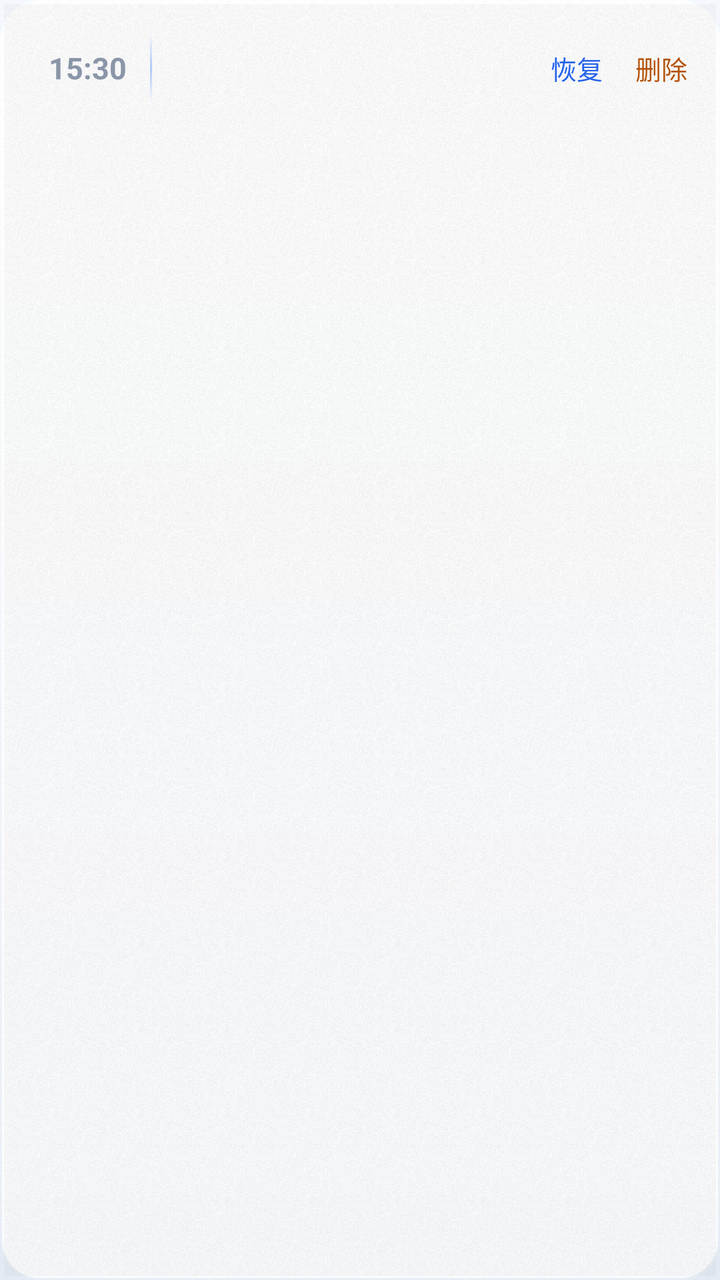
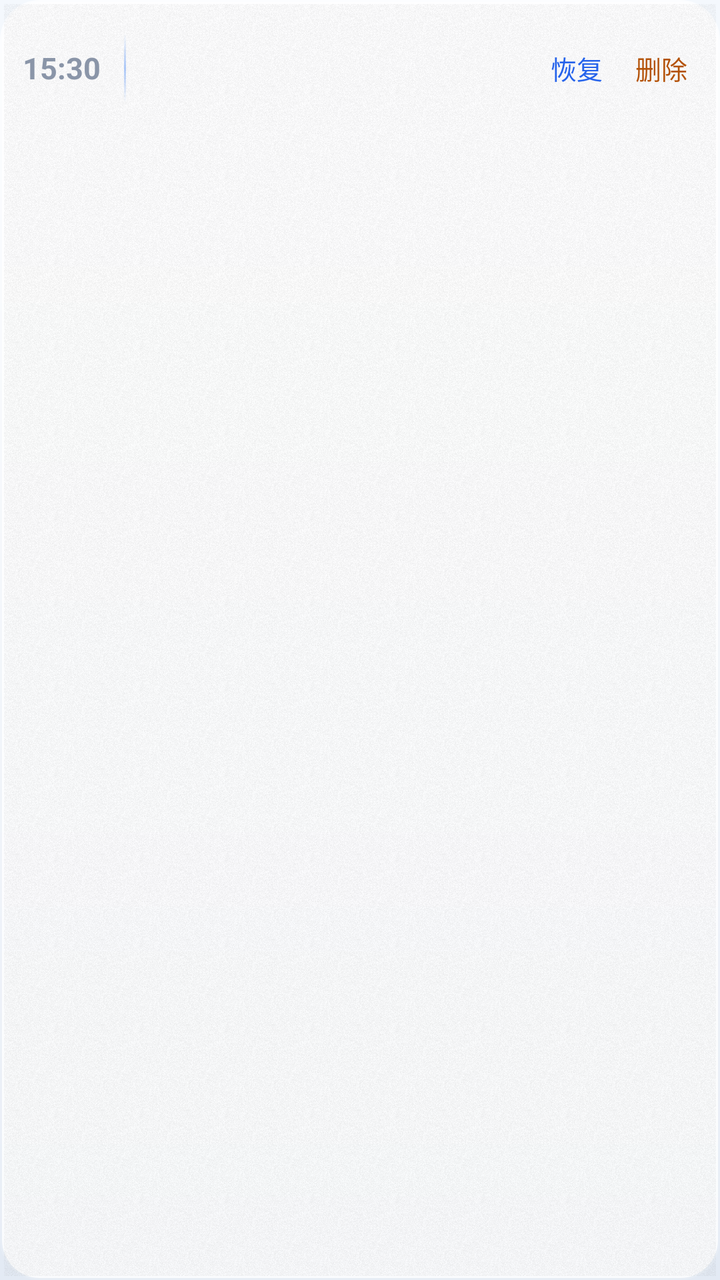

The first picture is an Android layout as it rendered before a commit; the second is the same layout after the commit. The layout source and the unified diff follow.
<!-- AndroidManifest.xml: application theme Theme.SmartSchedule -->
<!-- res/layout/item_archive.xml -->
<?xml version="1.0" encoding="utf-8"?>
<FrameLayout xmlns:android="http://schemas.android.com/apk/res/android"
    xmlns:app="http://schemas.android.com/apk/res-auto"
    android:layout_width="match_parent"
    android:layout_height="wrap_content"
    android:layout_marginStart="16dp"
    android:layout_marginTop="7dp"
    android:layout_marginEnd="16dp"
    android:background="@drawable/bg_acrylic_card">

    <LinearLayout
        android:layout_width="match_parent"
        android:layout_height="wrap_content"
        android:gravity="center_vertical"
        android:orientation="horizontal"
        android:paddingStart="15dp"
        android:paddingTop="14dp"
        android:paddingEnd="8dp"
        android:paddingBottom="14dp">

        <LinearLayout
            android:layout_width="58dp"
            android:layout_height="wrap_content"
            android:gravity="center_horizontal"
            android:orientation="vertical">

            <TextView
                android:id="@+id/tvTime"
                android:layout_width="wrap_content"
                android:layout_height="wrap_content"
                android:text="15:30"
                android:textColor="@color/text_tertiary"
                android:textSize="15sp"
                android:textStyle="bold" />
        </LinearLayout>

        <View
            android:layout_width="1dp"
            android:layout_height="34dp"
            android:layout_marginStart="2dp"
            android:layout_marginEnd="12dp"
            android:background="@drawable/bg_divider_v" />

        <LinearLayout
            android:layout_width="0dp"
            android:layout_height="wrap_content"
            android:layout_weight="1"
            android:orientation="vertical">

            <TextView
                android:id="@+id/tvTitle"
                android:layout_width="match_parent"
                android:layout_height="wrap_content"
                android:ellipsize="end"
                android:maxLines="2"
                android:textColor="@color/text_secondary"
                android:textSize="15sp" />

            <TextView
                android:id="@+id/tvMeta"
                android:layout_width="match_parent"
                android:layout_height="wrap_content"
                android:layout_marginTop="3dp"
                android:ellipsize="end"
                android:maxLines="1"
                android:textColor="@color/text_tertiary"
                android:textSize="11.5sp" />
        </LinearLayout>

        <com.google.android.material.button.MaterialButton
            android:id="@+id/btnRestore"
            style="@style/Widget.Material3.Button.TextButton"
            android:layout_width="wrap_content"
            android:layout_height="40dp"
            android:insetTop="0dp"
            android:insetBottom="0dp"
            android:minWidth="0dp"
            android:paddingStart="8dp"
            android:paddingEnd="8dp"
            android:text="@string/action_restore"
            android:textColor="@color/brand"
            android:textSize="13sp"
            app:cornerRadius="10dp" />

        <com.google.android.material.button.MaterialButton
            android:id="@+id/btnDelete"
            style="@style/Widget.Material3.Button.TextButton"
            android:layout_width="wrap_content"
            android:layout_height="40dp"
            android:insetTop="0dp"
            android:insetBottom="0dp"
            android:minWidth="0dp"
            android:paddingStart="8dp"
            android:paddingEnd="8dp"
            android:text="@string/delete_confirm"
            android:textColor="@color/warn"
            android:textSize="13sp"
            app:cornerRadius="10dp" />
    </LinearLayout>
</FrameLayout>
<!-- resources referenced by this layout -->
<resources>
  <color name="brand">#2563EB</color>
  <color name="text_secondary">#546077</color>
  <color name="text_tertiary">#8A95A8</color>
  <color name="warn">#B45309</color>
  <!-- drawable bg_divider_v (drawable) -->
  <?xml version="1.0" encoding="utf-8"?>
  <shape xmlns:android="http://schemas.android.com/apk/res/android"
      android:shape="rectangle">
      <gradient
          android:angle="270"
          android:centerColor="#663B82F6"
          android:endColor="#003B82F6"
          android:startColor="#003B82F6"
          android:type="linear" />
  </shape>
  <string name="action_restore">恢复</string>
  <string name="delete_confirm">删除</string>
  <style name="Theme.SmartSchedule" parent="Theme.SmartSchedule.Base" />
  <color name="glass_edge_lo">#26FFFFFF</color>
  <color name="glass_edge_hi">#B8FFFFFF</color>
  <color name="glass_fill">#CCFFFFFF</color>
  <color name="glass_gloss">#59FFFFFF</color>
  <style name="Theme.SmartSchedule.Base" parent="Theme.Material3.Light.NoActionBar">
          <item name="colorPrimary">@color/brand</item>
          <item name="colorOnPrimary">@color/white</item>
          <item name="colorPrimaryContainer">@color/brand_light</item>
          <item name="colorOnPrimaryContainer">@color/brand_dark</item>
          <item name="colorSecondary">@color/brand</item>
          <item name="colorSurface">@color/surface</item>
          <item name="colorOnSurface">@color/text_primary</item>
          <item name="colorOnSurfaceVariant">@color/text_secondary</item>
          <item name="colorOutline">@color/stroke</item>
          <item name="android:windowBackground">@drawable/bg_acryl_page</item>
          <item name="android:statusBarColor">@android:color/transparent</item>
          <item name="android:navigationBarColor">@android:color/transparent</item>
          
          <item name="android:windowLightStatusBar">true</item>
      </style>
  <color name="white">#FFFFFF</color>
  <color name="brand_light">#EFF6FF</color>
  <color name="brand_dark">#1D4ED8</color>
  <color name="surface">#FFFFFF</color>
  <color name="text_primary">#0F172A</color>
  <color name="stroke">#33FFFFFF</color>
  <!-- drawable bg_acryl_page (drawable) -->
  <?xml version="1.0" encoding="utf-8"?>
  <shape xmlns:android="http://schemas.android.com/apk/res/android"
      android:shape="rectangle">
      <gradient
          android:angle="270"
          android:centerColor="@color/acryl_base"
          android:endColor="@color/acryl_base_bottom"
          android:startColor="@color/acryl_base_top"
          android:type="linear" />
  </shape>
  <color name="acryl_base">#E9EFF7</color>
  <color name="acryl_base_bottom">#E3EAF4</color>
  <color name="acryl_base_top">#F4F8FD</color>
  <!-- unchanged entries left out for length: 2 -->
</resources>

<!-- the commit's change to res/layout/item_archive.xml (unified diff, before → after) -->
@@ -13,10 +13,20 @@
         android:layout_height="wrap_content"
         android:gravity="center_vertical"
         android:orientation="horizontal"
-        android:paddingStart="15dp"
+        android:paddingStart="2dp"
         android:paddingTop="14dp"
         android:paddingEnd="8dp"
         android:paddingBottom="14dp">
+
+        
+        <com.google.android.material.checkbox.MaterialCheckBox
+            android:id="@+id/cbSelect"
+            android:layout_width="40dp"
+            android:layout_height="wrap_content"
+            android:contentDescription="@string/row_select"
+            android:minWidth="0dp"
+            android:minHeight="0dp"
+            android:visibility="gone" />
 
         <LinearLayout
             android:layout_width="58dp"
<!-- resource entries referenced after the edit -->
@@ -17,6 +17,7 @@
   </shape>
   <string name="action_restore">恢复</string>
   <string name="delete_confirm">删除</string>
+  <string name="row_select">选择此日程</string>
   <style name="Theme.SmartSchedule" parent="Theme.SmartSchedule.Base" />
   <color name="glass_edge_lo">#26FFFFFF</color>
   <color name="glass_edge_hi">#B8FFFFFF</color>
